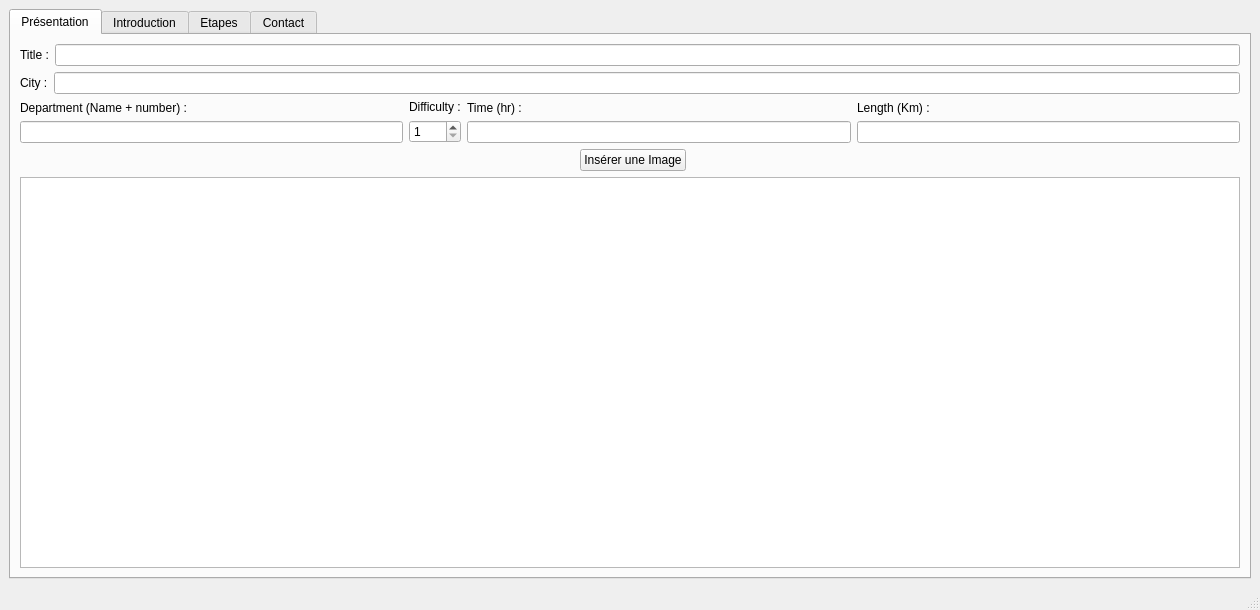
Qt form mainwindow.ui (bastien-FELIX/ZTierr-ZAventura) before a commit.
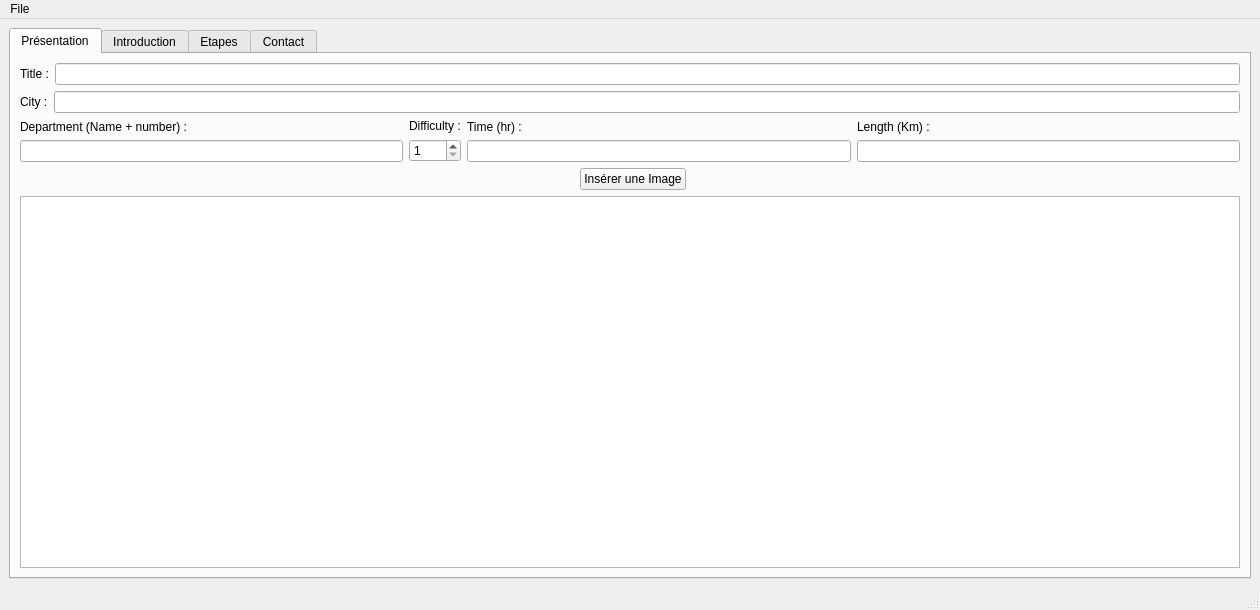
The same form after that commit. The open tabs and pages were chosen to show the change.

Diff of the .ui file:
```diff
--- a/mainwindow.ui
+++ b/mainwindow.ui
@@ -291,6 +291,15 @@
      <height>21</height>
     </rect>
    </property>
+   <widget class="QMenu" name="menuFile">
+    <property name="title">
+     <string>File</string>
+    </property>
+    <addaction name="actionImporter"/>
+    <addaction name="actionExporter"/>
+    <addaction name="actionExporter_en_html"/>
+   </widget>
+   <addaction name="menuFile"/>
   </widget>
   <widget class="QStatusBar" name="statusbar"/>
  </widget>
```
Left out of the diff: 17 changed lines with no effect on the pictures.
